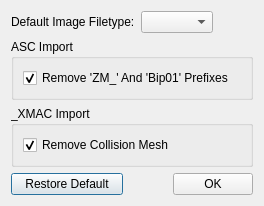
This is Rimy3D/source/preferencesdialog.ui in Baltram/rmtools as Qt 5 draws it before an edit. The edited form follows.
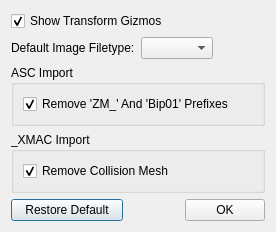
This is the edited form.

```diff
--- a/Rimy3D/source/preferencesdialog.ui
+++ b/Rimy3D/source/preferencesdialog.ui
@@ -6,14 +6,24 @@
    <rect>
     <x>0</x>
     <y>0</y>
-    <width>264</width>
-    <height>183</height>
+    <width>276</width>
+    <height>206</height>
    </rect>
   </property>
   <property name="windowTitle">
    <string>Preferences</string>
   </property>
   <layout class="QVBoxLayout" name="verticalLayout_2">
+   <item>
+    <widget class="QCheckBox" name="cbGizmos">
+     <property name="text">
+      <string>Show Transform Gizmos</string>
+     </property>
+     <property name="checked">
+      <bool>true</bool>
+     </property>
+    </widget>
+   </item>
    <item>
     <layout class="QHBoxLayout" name="hl2">
      <item>
```
